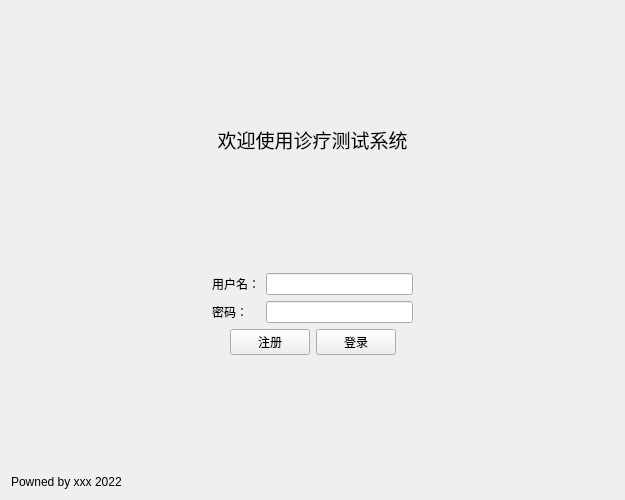
Qt form experiment/lab4/loginview.ui (skmgt/QtLearnCourse) before a commit.
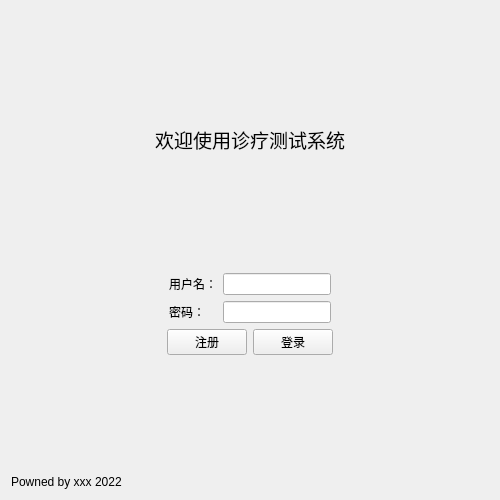
The same form after that commit.

The edit to the form file:
```diff
--- a/experiment/lab4/loginview.ui
+++ b/experiment/lab4/loginview.ui
@@ -6,7 +6,7 @@
    <rect>
     <x>0</x>
     <y>0</y>
-    <width>625</width>
+    <width>500</width>
     <height>500</height>
    </rect>
   </property>
@@ -90,7 +90,11 @@
         </widget>
        </item>
        <item row="1" column="1">
-        <widget class="QLineEdit" name="inputUserPassword"/>
+        <widget class="QLineEdit" name="inputUserPassword">
+         <property name="echoMode">
+          <enum>QLineEdit::EchoMode::Password</enum>
+         </property>
+        </widget>
        </item>
        <item row="0" column="0">
         <widget class="QLabel" name="label_2">
```
